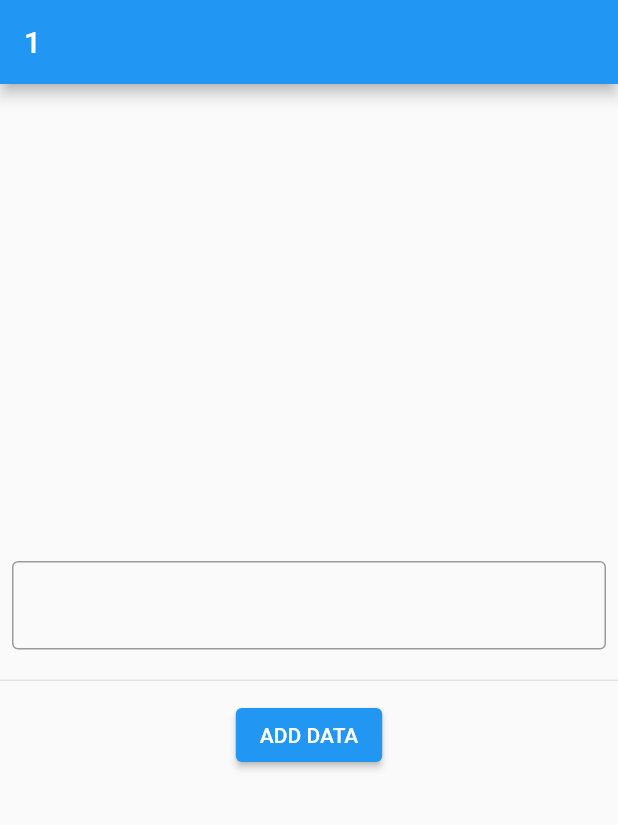
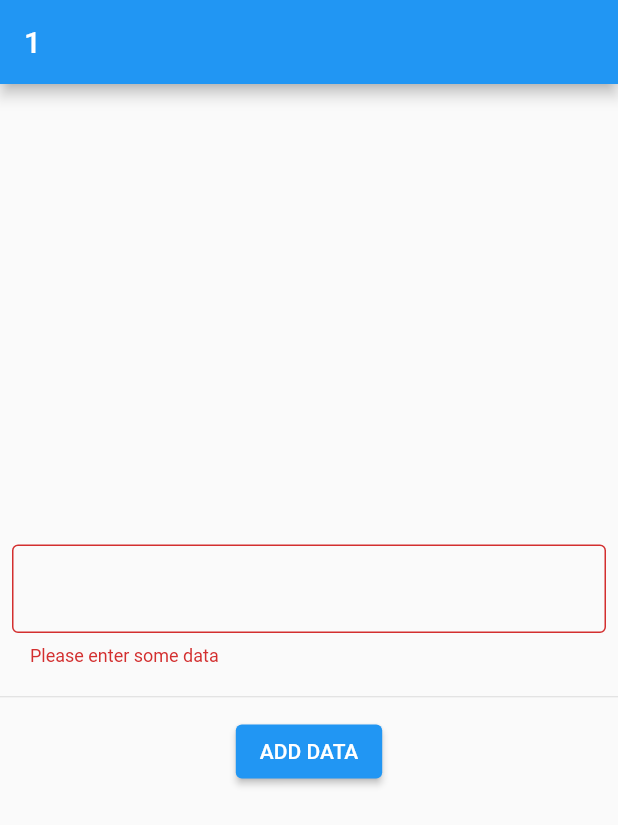
Before and after one commit to Shene24/CurdOperations, a Flutter app: the screen it shows after launch, after a tap on "ADD DATA", on a phone screen of 412 x 824 dp. Shown: the top 825 px of the screen. Run offline on Flutter 3.47's test engine with Material 2 defaults, Android fonts, the phone set to English and light mode, and no system bars; our stand-ins replace cloud_firestore, firebase_core; accounts and stored records are empty.

```diff
--- a/lib/src/screens/operations.dart
+++ b/lib/src/screens/operations.dart
@@ -37,9 +37,9 @@ class operations extends StatelessWidget {
                         },
                         controller: _namecontroller,
                         decoration: InputDecoration(border: OutlineInputBorder()),
-                      )
+                      ),
                     ],
-                  )
+                  ),
                  ),
               ),
               Divider(
@@ -47,8 +47,14 @@ class operations extends StatelessWidget {
               ), //used for space
               ElevatedButton(
                 onPressed: (){
-                addName(name: _namecontroller.text);
-              }, child: Text("ADD DATA"))
+                  if(_formKey.currentState!.validate()==true){
+                    debugPrint("form validated");
+                    addName(name: _namecontroller.text);
+              } else{
+                debugPrint("form is not validated");
+              }
+              },
+              child: Text("ADD DATA"))
             ],
           ),
 
```
